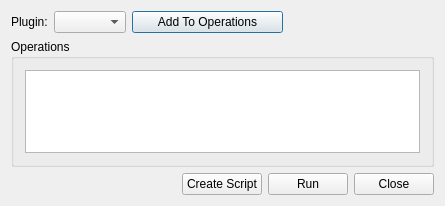
Above: src/AnyWave/Batch/AwBatchDialog.ui from HIP-infrastructure/anywave-code before the change. Below: the same form after it.
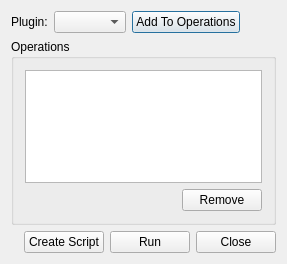
That is the form after the change. Icons and pictures are not drawn.

What changed in the file:
```diff
--- a/src/AnyWave/Batch/AwBatchDialog.ui
+++ b/src/AnyWave/Batch/AwBatchDialog.ui
@@ -6,8 +6,8 @@
    <rect>
     <x>0</x>
     <y>0</y>
-    <width>445</width>
-    <height>206</height>
+    <width>287</width>
+    <height>264</height>
    </rect>
   </property>
   <property name="windowTitle">
@@ -67,6 +67,30 @@
       <item>
        <widget class="QTableView" name="tableView"/>
       </item>
+      <item>
+       <layout class="QHBoxLayout" name="horizontalLayout_3">
+        <item>
+         <spacer name="horizontalSpacer_3">
+          <property name="orientation">
+           <enum>Qt::Horizontal</enum>
+          </property>
+          <property name="sizeHint" stdset="0">
+           <size>
+            <width>40</width>
+            <height>20</height>
+           </size>
+          </property>
+         </spacer>
+        </item>
+        <item>
+         <widget class="QPushButton" name="buttonRemove">
+          <property name="text">
+           <string>Remove</string>
+          </property>
+         </widget>
+        </item>
+       </layout>
+      </item>
      </layout>
     </widget>
    </item>
```
Left out of the diff: 14 changed lines with no effect on the pictures.
